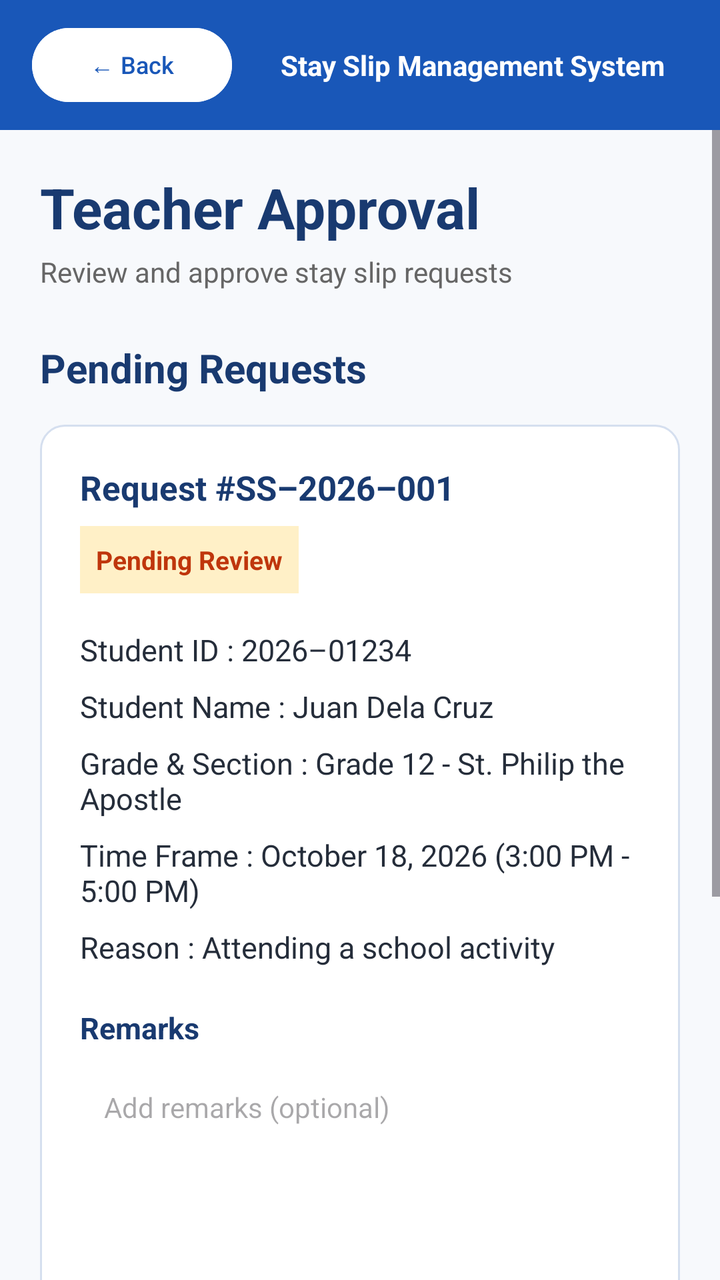
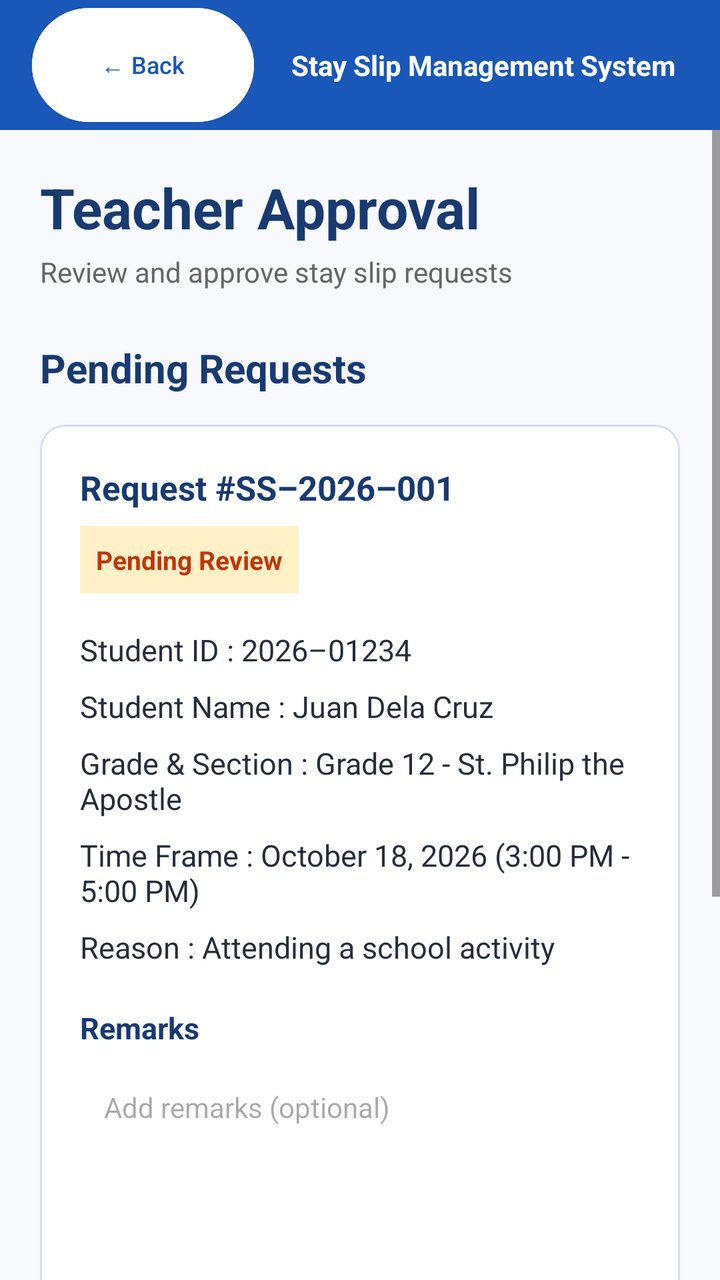

Two renders of the same Android screen: before a commit and after it. Below are the layout's source before the change and the commit's diff.
<!-- AndroidManifest.xml: application theme Theme.StaySlipManagementSystem -->
<!-- res/layout/activity_teacher_approval.xml -->
<?xml version="1.0" encoding="utf-8"?>
<androidx.constraintlayout.widget.ConstraintLayout
    xmlns:android="http://schemas.android.com/apk/res/android"
    xmlns:app="http://schemas.android.com/apk/res-auto"
    xmlns:tools="http://schemas.android.com/tools"
    android:id="@+id/main"
    android:layout_width="match_parent"
    android:layout_height="match_parent"
    android:background="#F7F9FC"
    tools:context=".TeacherApproval">

    
    <LinearLayout
        android:id="@+id/header"
        android:layout_width="0dp"
        android:layout_height="65dp"
        android:background="#1957B8"
        android:gravity="center_vertical"
        android:orientation="horizontal"
        android:paddingStart="16dp"
        android:paddingEnd="16dp"
        app:layout_constraintEnd_toEndOf="parent"
        app:layout_constraintStart_toStartOf="parent"
        app:layout_constraintTop_toTopOf="parent">

        <Button
            android:id="@+id/btnBack"
            android:layout_width="100dp"
            android:layout_height="45dp"
            android:backgroundTint="#FFFFFF"
            android:minWidth="0dp"
            android:minHeight="0dp"
            android:text="@string/back"
            android:textColor="#1957B8"
            android:textSize="12sp" />

        <TextView
            android:layout_width="0dp"
            android:layout_height="wrap_content"
            android:layout_marginStart="12dp"
            android:layout_weight="1"
            android:gravity="center"
            android:text="@string/stay_slip_management_system"
            android:textColor="@android:color/white"
            android:textSize="14sp"
            android:textStyle="bold" />

    </LinearLayout>

    
    <ScrollView
        android:id="@+id/scrollView2"
        android:layout_width="0dp"
        android:layout_height="0dp"
        android:fillViewport="true"
        app:layout_constraintBottom_toBottomOf="parent"
        app:layout_constraintEnd_toEndOf="parent"
        app:layout_constraintStart_toStartOf="parent"
        app:layout_constraintTop_toBottomOf="@id/header">

        <LinearLayout
            android:layout_width="match_parent"
            android:layout_height="wrap_content"
            android:orientation="vertical"
            android:padding="20dp">

            <TextView
                android:layout_width="wrap_content"
                android:layout_height="wrap_content"
                android:text="@string/teacher_approval"
                android:textColor="#193A70"
                android:textSize="28sp"
                android:textStyle="bold" />

            <TextView
                android:layout_width="wrap_content"
                android:layout_height="wrap_content"
                android:layout_marginTop="4dp"
                android:text="@string/review_and_approve_stay_slip_requests"
                android:textColor="#666666"
                android:textSize="14sp" />

            <TextView
                android:layout_width="wrap_content"
                android:layout_height="wrap_content"
                android:layout_marginTop="25dp"
                android:text="@string/pending_requests"
                android:textColor="#193A70"
                android:textSize="20sp"
                android:textStyle="bold" />

            
            <LinearLayout
                android:layout_width="match_parent"
                android:layout_height="wrap_content"
                android:layout_marginTop="15dp"
                android:background="@drawable/request_card"
                android:orientation="vertical"
                android:padding="20dp">

                <TextView
                    android:layout_width="wrap_content"
                    android:layout_height="wrap_content"
                    android:text="@string/request_ss_2026_001"
                    android:textColor="#193A70"
                    android:textSize="17sp"
                    android:textStyle="bold" />

                <TextView
                    android:id="@+id/txtStatus"
                    android:layout_width="wrap_content"
                    android:layout_height="wrap_content"
                    android:layout_marginTop="8dp"
                    android:background="#FFF0C7"
                    android:padding="8dp"
                    android:text="@string/pending_review"
                    android:textColor="#BF360C"
                    android:textSize="13sp"
                    android:textStyle="bold" />

                <TextView
                    android:layout_width="match_parent"
                    android:layout_height="wrap_content"
                    android:layout_marginTop="18dp"
                    android:text="@string/student_id_2026_01234"
                    android:textColor="#252D3A"
                    android:textSize="15sp" />

                <TextView
                    android:layout_width="match_parent"
                    android:layout_height="wrap_content"
                    android:layout_marginTop="8dp"
                    android:text="@string/student_name_juan_dela_cruz"
                    android:textColor="#252D3A"
                    android:textSize="15sp" />

                <TextView
                    android:layout_width="match_parent"
                    android:layout_height="wrap_content"
                    android:layout_marginTop="8dp"
                    android:text="@string/grade_amp_section_grade_12_st_philip_the_apostle"
                    android:textColor="#252D3A"
                    android:textSize="15sp" />

                <TextView
                    android:layout_width="match_parent"
                    android:layout_height="wrap_content"
                    android:layout_marginTop="8dp"
                    android:text="@string/time_frame_october_18_2026_3_00_pm_5_00_pm"
                    android:textColor="#252D3A"
                    android:textSize="15sp" />

                <TextView
                    android:layout_width="match_parent"
                    android:layout_height="wrap_content"
                    android:layout_marginTop="8dp"
                    android:text="@string/reason_attending_a_school_activity"
                    android:textColor="#252D3A"
                    android:textSize="15sp" />

                
                <TextView
                    android:layout_width="wrap_content"
                    android:layout_height="wrap_content"
                    android:layout_marginTop="20dp"
                    android:text="@string/remarks"
                    android:textColor="#193A70"
                    android:textSize="15sp"
                    android:textStyle="bold" />

                <EditText
                    android:id="@+id/etRemarks"
                    android:layout_width="match_parent"
                    android:layout_height="90dp"
                    android:layout_marginTop="8dp"
                    android:autofillHints="none"
                    android:background="@drawable/remarks_background"
                    android:gravity="top|start"
                    android:hint="@string/add_remarks_optional"
                    android:inputType="textMultiLine"
                    android:padding="12dp"
                    android:textSize="14sp"
                    tools:ignore="VisualLintTextFieldSize" />

                
                <LinearLayout
                    android:layout_width="match_parent"
                    android:layout_height="wrap_content"
                    android:layout_marginTop="20dp"
                    android:orientation="horizontal">

                    <Button
                        android:id="@+id/btnApprove"
                        android:layout_width="0dp"
                        android:layout_height="55dp"
                        android:layout_weight="1"
                        android:backgroundTint="#14AA5A"
                        android:text="@string/Approve"
                        android:textColor="#FFFFFF"
                        android:textSize="13sp"
                        android:textStyle="bold"
                        tools:ignore="VisualLintButtonSize" />

                    <Space
                        android:layout_width="10dp"
                        android:layout_height="1dp" />

                    <Button
                        android:id="@+id/btnReject"
                        android:layout_width="0dp"
                        android:layout_height="55dp"
                        android:layout_weight="1"
                        android:backgroundTint="#DC3C41"
                        android:text="@string/Reject"
                        android:textColor="#FFFFFF"
                        android:textSize="13sp"
                        android:textStyle="bold"
                        tools:ignore="VisualLintButtonSize" />

                </LinearLayout>

            </LinearLayout>

            
            <LinearLayout
                android:layout_width="match_parent"
                android:layout_height="wrap_content"
                android:layout_marginTop="20dp"
                android:layout_marginBottom="20dp"
                android:background="@drawable/request_card"
                android:orientation="vertical"
                android:padding="20dp">

                <TextView
                    android:layout_width="wrap_content"
                    android:layout_height="wrap_content"
                    android:text="@string/decision_details"
                    android:textColor="#193A70"
                    android:textSize="17sp"
                    android:textStyle="bold" />

                <TextView
                    android:id="@+id/txtDecisionBy"
                    android:layout_width="match_parent"
                    android:layout_height="wrap_content"
                    android:layout_marginTop="15dp"
                    android:text="@string/decision_not_reviewed"
                    android:textColor="#252D3A"
                    android:textSize="14sp" />

                <TextView
                    android:id="@+id/txtDecisionTime"
                    android:layout_width="match_parent"
                    android:layout_height="wrap_content"
                    android:layout_marginTop="8dp"
                    android:text="@string/date_time_not_reviewed"
                    android:textColor="#252D3A"
                    android:textSize="14sp" />

                <TextView
                    android:id="@+id/txtDecisionRemarks"
                    android:layout_width="match_parent"
                    android:layout_height="wrap_content"
                    android:layout_marginTop="8dp"
                    android:text="@string/decision_remarks_none"
                    android:textColor="#252D3A"
                    android:textSize="14sp" />

            </LinearLayout>

        </LinearLayout>
    </ScrollView>

</androidx.constraintlayout.widget.ConstraintLayout>
<!-- resources referenced by this layout -->
<resources>
  <!-- drawable remarks_background (drawable) -->
  <?xml version="1.0" encoding="utf-8"?>
  <selector xmlns:android="http://schemas.android.com/apk/res/android">
  
  </selector>
  <!-- drawable request_card (drawable) -->
  <?xml version="1.0" encoding="utf-8"?>
  <shape xmlns:android="http://schemas.android.com/apk/res/android"
      android:shape="rectangle">
  
      <solid android:color="#FFFFFF" />
  
      <stroke
          android:width="1dp"
          android:color="#D5DFEF" />
  
      <corners android:radius="12dp" />
  
  </shape>
  <string name="Approve">✓ APPROVE</string>
  <string name="Reject">✕ REJECT</string>
  <string name="add_remarks_optional">Add remarks (optional)</string>
  <string name="back">← Back</string>
  <string name="date_time_not_reviewed">Date and Time: Not yet reviewed</string>
  <string name="decision_details">DECISION DETAILS</string>
  <string name="decision_not_reviewed">Decision by: Not yet reviewed</string>
  <string name="decision_remarks_none">Remarks: None</string>
  <string name="grade_amp_section_grade_12_st_philip_the_apostle">Grade &amp; Section : Grade 12 - St. Philip the Apostle</string>
  <string name="pending_requests">Pending Requests</string>
  <string name="pending_review">Pending Review</string>
  <string name="reason_attending_a_school_activity">Reason : Attending a school activity</string>
  <string name="remarks">Remarks</string>
  <string name="request_ss_2026_001">Request #SS–2026–001</string>
  <string name="review_and_approve_stay_slip_requests">Review and approve stay slip requests</string>
  <string name="stay_slip_management_system">Stay Slip Management System</string>
  <string name="student_id_2026_01234">Student ID : 2026–01234</string>
  <string name="student_name_juan_dela_cruz">Student Name : Juan Dela Cruz</string>
  <string name="teacher_approval">Teacher Approval</string>
  <string name="time_frame_october_18_2026_3_00_pm_5_00_pm">Time Frame : October 18, 2026 (3:00 PM - 5:00 PM)</string>
  <style name="Theme.StaySlipManagementSystem" parent="Theme.Material3.DayNight.NoActionBar">
          
          <item name="colorPrimary">@color/purple_500</item>
          <item name="colorPrimaryVariant">@color/purple_700</item>
          <item name="colorOnPrimary">@color/white</item>
          
          <item name="colorSecondary">@color/teal_200</item>
          <item name="colorSecondaryVariant">@color/teal_700</item>
          <item name="colorOnSecondary">@color/black</item>
          
          <item name="android:statusBarColor">?attr/colorPrimaryVariant</item>
          
      </style>
  <color name="purple_500">#FF6200EE</color>
  <color name="purple_700">#FF3700B3</color>
  <color name="white">#FFFFFFFF</color>
  <color name="teal_200">#FF03DAC5</color>
  <color name="teal_700">#FF018786</color>
  <color name="black">#FF000000</color>
</resources>

<!-- the commit's change to res/layout/activity_teacher_approval.xml (unified diff, before → after) -->
@@ -25,8 +25,8 @@
 
         <Button
             android:id="@+id/btnBack"
-            android:layout_width="100dp"
-            android:layout_height="45dp"
+            android:layout_width="111dp"
+            android:layout_height="65dp"
             android:backgroundTint="#FFFFFF"
             android:minWidth="0dp"
             android:minHeight="0dp"
